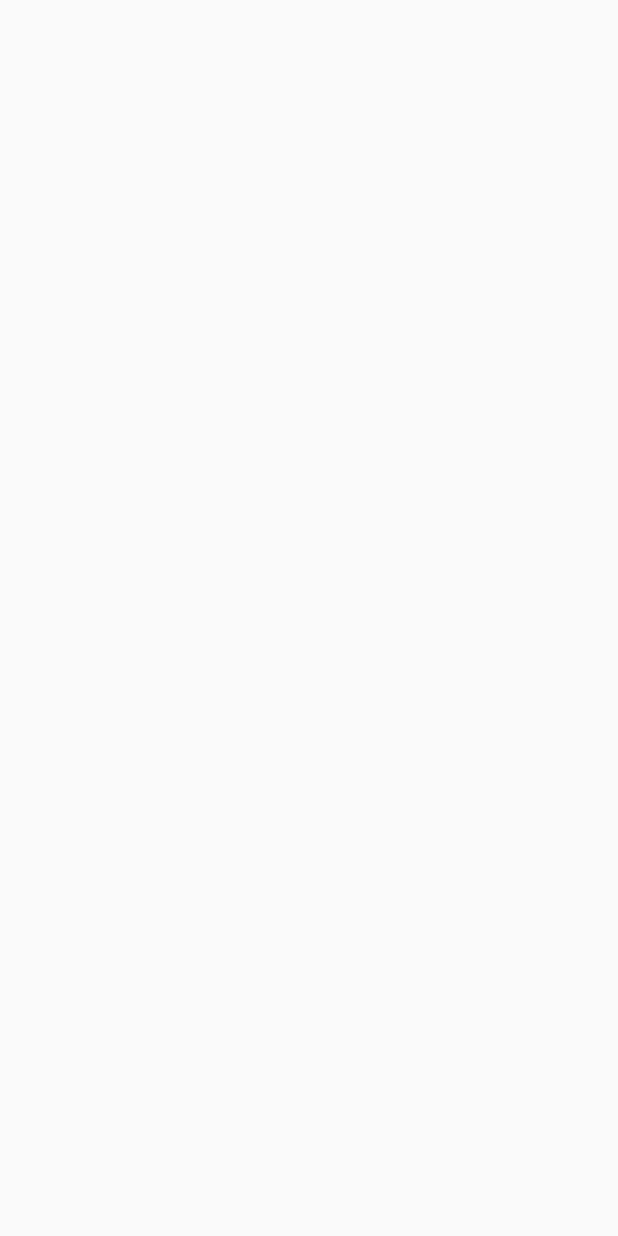
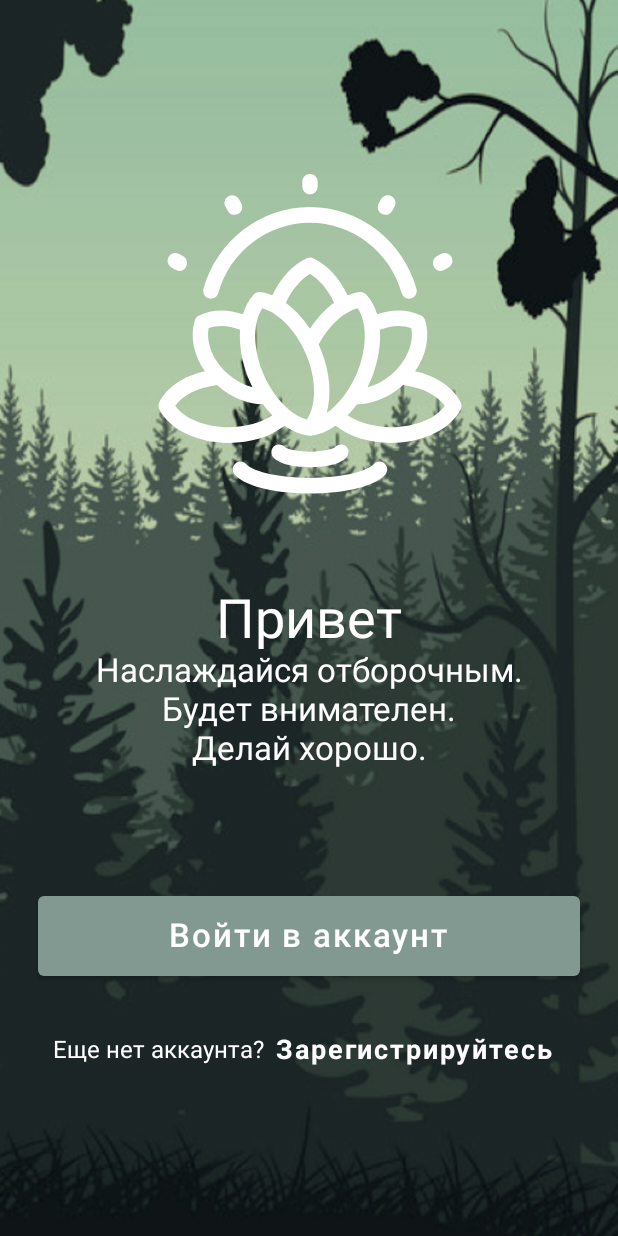
Before and after one commit to elisha-budnitsky/Relax_app, an Android app built with Jetpack Compose: the screen it shows after launch (MainActivity), on a phone screen of 412 x 824 dp. Before the commit the screen is empty. Run offline under Robolectric (Android 15) with nearby library versions, the phone set to English and light mode, and no system bars.

Commit message:
feat: add onboard ui

```diff
--- a/app/src/main/java/com/breaktime/lab3/ui/theme/Color.kt
+++ b/app/src/main/java/com/breaktime/lab3/ui/theme/Color.kt
@@ -6,3 +6,5 @@ val Purple200 = Color(0xFFBB86FC)
 val Purple500 = Color(0xFF6200EE)
 val Purple700 = Color(0xFF3700B3)
 val Teal200 = Color(0xFF03DAC5)
+
+val green = Color(0xFF829992)
--- a/app/src/main/java/com/breaktime/lab3/ui/theme/Theme.kt
+++ b/app/src/main/java/com/breaktime/lab3/ui/theme/Theme.kt
@@ -13,7 +13,7 @@ private val DarkColorPalette = darkColors(
 )
 
 private val LightColorPalette = lightColors(
-    primary = Purple500,
+    primary = green,
     primaryVariant = Purple700,
     secondary = Teal200
 
--- a/app/src/main/java/com/breaktime/lab3/view/onboarding/OnboardingScreen.kt
+++ /dev/null
@@ -1,9 +0,0 @@
-package com.breaktime.lab3.view.onboarding
-
-import androidx.compose.runtime.Composable
-import androidx.navigation.NavHostController
-
-@Composable
-fun OnboardingScreen(navController: NavHostController) {
-
-}
--- a/app/src/main/java/com/breaktime/lab3/view/splash/SplashScreen.kt
+++ b/app/src/main/java/com/breaktime/lab3/view/splash/SplashScreen.kt
@@ -3,14 +3,20 @@ package com.breaktime.lab3.view.splash
 import androidx.compose.animation.core.animateFloatAsState
 import androidx.compose.animation.core.tween
 import androidx.compose.foundation.Image
-import androidx.compose.foundation.layout.Box
-import androidx.compose.foundation.layout.fillMaxSize
+import androidx.compose.foundation.layout.*
+import androidx.compose.material.Button
+import androidx.compose.material.Text
+import androidx.compose.material.TextButton
 import androidx.compose.runtime.*
 import androidx.compose.ui.Alignment
 import androidx.compose.ui.Modifier
 import androidx.compose.ui.draw.alpha
+import androidx.compose.ui.graphics.Color
 import androidx.compose.ui.layout.ContentScale
 import androidx.compose.ui.res.painterResource
+import androidx.compose.ui.text.font.FontWeight
+import androidx.compose.ui.unit.dp
+import androidx.compose.ui.unit.sp
 import androidx.navigation.NavHostController
 import com.breaktime.lab3.R
 import com.breaktime.lab3.navigation.Screen
@@ -18,19 +24,34 @@ import kotlinx.coroutines.delay
 
 @Composable
 fun SplashScreen(navController: NavHostController) {
-    var startAnimation by remember { mutableStateOf(false) }
-    val alphaAnim = animateFloatAsState(
-        targetValue = if (startAnimation) 1f else 0f,
+    var startLogoAnimation by remember { mutableStateOf(false) }
+    val alphaLogoAnim = animateFloatAsState(
+        targetValue = if (startLogoAnimation) 1f else 0f,
         animationSpec = tween(durationMillis = 1500)
+    )
+    var startOnboardAnimation by remember { mutableStateOf(false) }
+    val alphaOnboardAnim = animateFloatAsState(
+        targetValue = if (startOnboardAnimation) 1f else 0f,
+        animationSpec = tween(durationMillis = 1000)
     )
 
     LaunchedEffect(key1 = true) {
-        startAnimation = true
+        startLogoAnimation = true
         delay(2000)
-        navController.popBackStack()
-        navController.navigate(Screen.Onboarding.route)
+        startOnboardAnimation = true
     }
-    Splash(alpha = alphaAnim.value)
+    Splash(alpha = alphaLogoAnim.value)
+    Onboarding(
+        alpha = alphaOnboardAnim.value,
+        onClickLogin = {
+            navController.popBackStack()
+            navController.navigate(Screen.Login.route)
+        },
+        onClickRegister = {
+            navController.popBackStack()
+            navController.navigate(Screen.Registration.route)
+        }
+    )
 }
 
 @Composable
@@ -47,7 +68,7 @@ private fun Splash(alpha: Float) {
         Image(
             painter = painterResource(R.drawable.ic_logo),
             contentDescription = "logo",
-            alignment = Alignment.Center,
+            alignment = Alignment.TopCenter,
             contentScale = ContentScale.None,
             modifier = Modifier
                 .fillMaxSize()
@@ -55,3 +76,84 @@ private fun Splash(alpha: Float) {
         )
     }
 }
+
+@Composable
+private fun Onboarding(
+    alpha: Float,
+    onClickRegister: () -> Unit,
+    onClickLogin: () -> Unit
+) {
+    Column(
+        modifier = Modifier
+            .fillMaxSize()
+            .alpha(alpha = alpha),
+        verticalArrangement = Arrangement.Bottom
+    ) {
+        Column(
+            modifier = Modifier
+                .fillMaxWidth()
+                .padding(bottom = 60.dp),
+            horizontalAlignment = Alignment.CenterHorizontally
+        ) {
+            Text(
+                text = "Привет",
+                color = Color.White, fontSize = 36.sp
+            )
+            Text(
+                text = "Наслаждайся отборочным.",
+                color = Color.White, fontSize = 22.sp
+            )
+            Text(
+                text = "Будет внимателен.",
+                color = Color.White, fontSize = 22.sp
+            )
+            Text(
+                text = "Делай хорошо.",
+                color = Color.White, fontSize = 22.sp
+            )
+        }
+
+        Column(
+            modifier = Modifier
+                .fillMaxWidth()
+                .padding(bottom = 100.dp)
+        ) {
+            Button(
+                modifier = Modifier
+                    .padding(25.dp)
+                    .fillMaxWidth(),
+                onClick = onClickLogin
+            ) {
+                Text(
+                    modifier = Modifier.padding(5.dp),
+                    text = "Войти в аккаунт",
+                    color = Color.White,
+                    fontSize = 22.sp
+                )
+            }
+            Row(
+                modifier = Modifier
+                    .fillMaxWidth(),
+                horizontalArrangement = Arrangement.Center,
+                verticalAlignment = Alignment.CenterVertically
+            ) {
+                Text(
+                    text = "Еще нет аккаунта?",
+                    color = Color.White,
+                    fontSize = 16.sp
+                )
+                TextButton(
+                    onClick = onClickRegister
+                )
+                {
+                    Text(
+                        text = "Зарегистрируйтесь",
+                        color = Color.White,
+                        fontWeight = FontWeight.Bold,
+                        fontSize = 18.sp,
+                    )
+                }
+            }
+        }
+    }
+}
```
